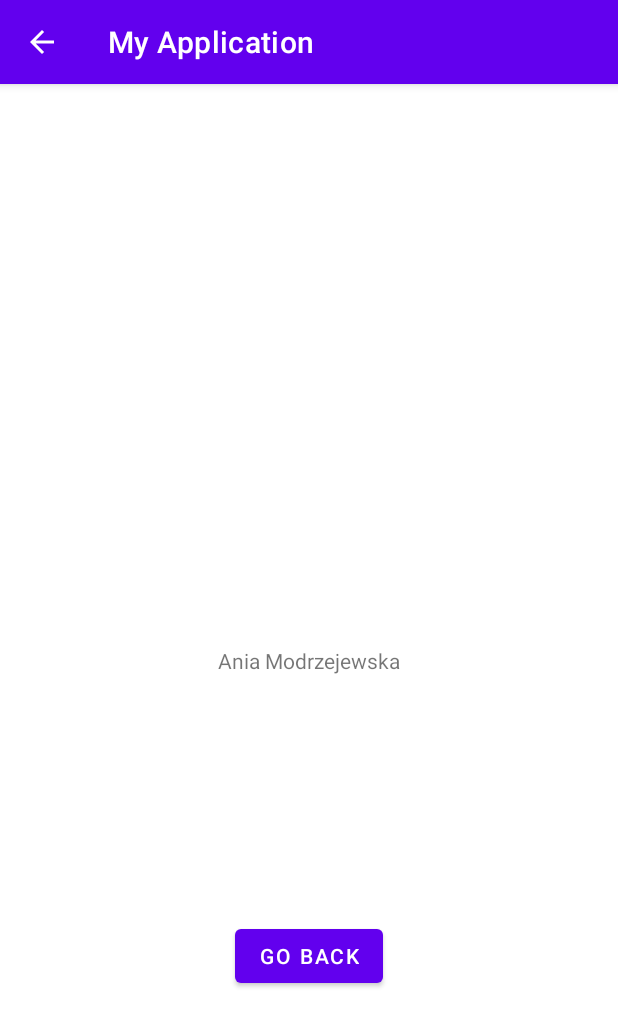
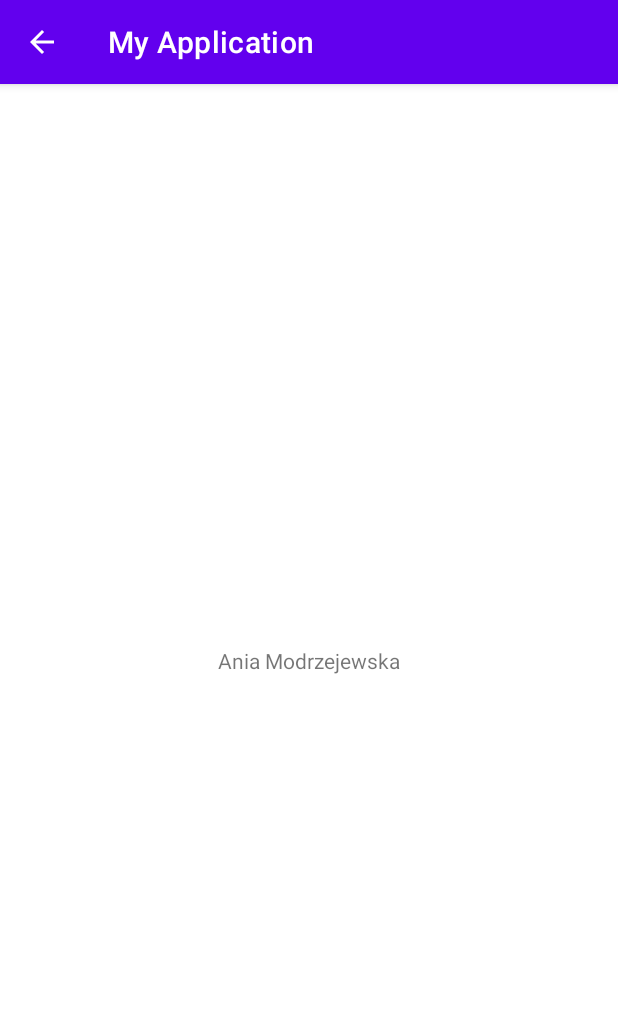
Before and after one commit to ana-mod/MobileBMI, an Android app: the screen it shows after launch (Author), in the options menu, after a tap on "Author", on a phone screen of 412 x 824 dp. Shown: the top 1027 px of the screen. Run offline under Robolectric (Android 15) with nearby library versions, the phone set to English and light mode, and no system bars.

Commit message:
cleaned - rounding bmi, added padding

```diff
--- a/app/src/main/AndroidManifest.xml
+++ b/app/src/main/AndroidManifest.xml
@@ -15,7 +15,11 @@
                 android:name="android.support.PARENT_ACTIVITY"
                 android:value=".MainActivity" />
         </activity>
-        <activity android:name=".Description" />
+        <activity android:name=".Description" android:parentActivityName=".MainActivity">
+            <meta-data
+                android:name="android.support.PARENT_ACTIVITY"
+                android:value=".MainActivity" />
+        </activity>
         <activity android:name=".MainActivity">
             <intent-filter>
                 <action android:name="android.intent.action.MAIN" />
--- a/app/src/main/java/com/example/myapplication/BMICounter.kt
+++ b/app/src/main/java/com/example/myapplication/BMICounter.kt
@@ -15,7 +15,7 @@ class BMICounter {
             0.0
         } else {
             BMIvalue = (mass.toDouble() / (height.toDouble() * height.toDouble())) * 10000 * multiplier
-            BMIvalue
+            String.format("%.2f", BMIvalue).toDouble()
         }
 
     }
--- a/app/src/main/java/com/example/myapplication/MainActivity.kt
+++ b/app/src/main/java/com/example/myapplication/MainActivity.kt
@@ -78,10 +78,16 @@ class MainActivity : AppCompatActivity() {
 
         }
         else {
-            findViewById<TextView>(R.id.textView3).text = "Wtf man"
+            findViewById<TextView>(R.id.textView3).text = getString(R.string.error_info)
             findViewById<TextView>(R.id.textView3).setBackgroundColor(ContextCompat.getColor(this, R.color.white))
             findViewById<TextView>(R.id.textView3).setTextColor(ContextCompat.getColor(this, R.color.black))
         }
     }
 
+    fun description(view: View) {
+        val intent = Intent(this, Description::class.java).apply {
+        }
+        startActivity(intent)
+    }
+
 }
--- a/app/src/main/res/layout/activity_author.xml
+++ b/app/src/main/res/layout/activity_author.xml
@@ -16,14 +16,4 @@
         app:layout_constraintStart_toStartOf="parent"
         app:layout_constraintTop_toTopOf="parent" />
 
-    <Button
-        android:id="@+id/button3"
-        android:layout_width="wrap_content"
-        android:layout_height="wrap_content"
-        android:text="@string/back_button"
-        app:layout_constraintBottom_toBottomOf="parent"
-        app:layout_constraintEnd_toEndOf="parent"
-        app:layout_constraintStart_toStartOf="parent"
-        app:layout_constraintTop_toBottomOf="@+id/textView5" />
-
 </androidx.constraintlayout.widget.ConstraintLayout>
--- a/app/src/main/res/layout/activity_main.xml
+++ b/app/src/main/res/layout/activity_main.xml
@@ -57,6 +57,8 @@
         android:layout_width="wrap_content"
         android:layout_height="wrap_content"
         android:text="@string/bmi_value"
+        android:onClick="description"
+        android:padding="@dimen/button_padding"
         app:layout_constraintBottom_toBottomOf="parent"
         app:layout_constraintEnd_toEndOf="parent"
         app:layout_constraintStart_toStartOf="parent"
--- a/app/src/main/res/values/strings.xml
+++ b/app/src/main/res/values/strings.xml
@@ -11,5 +11,6 @@
     <string name="third_option">Imperial</string>
     <string name="back_button">Go back</string>
     <string name="author_info">Ania Modrzejewska</string>
+    <string name="error_info">Wtf man</string>
 
 </resources>
```
